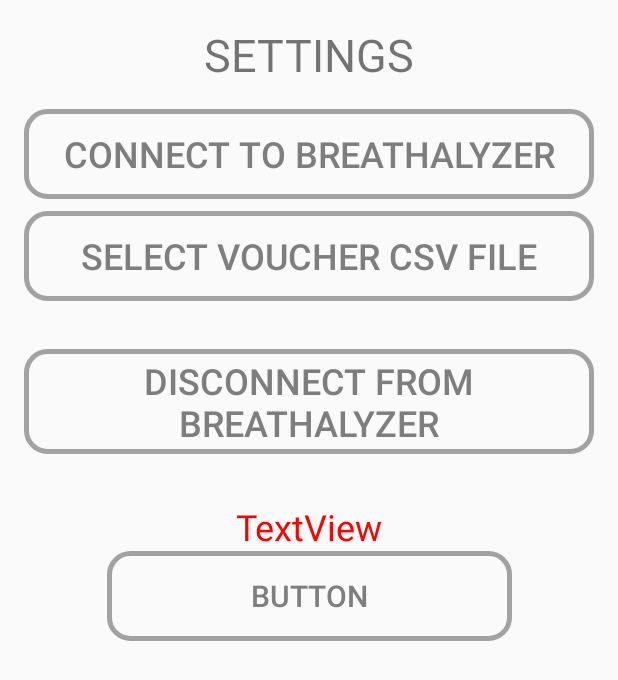
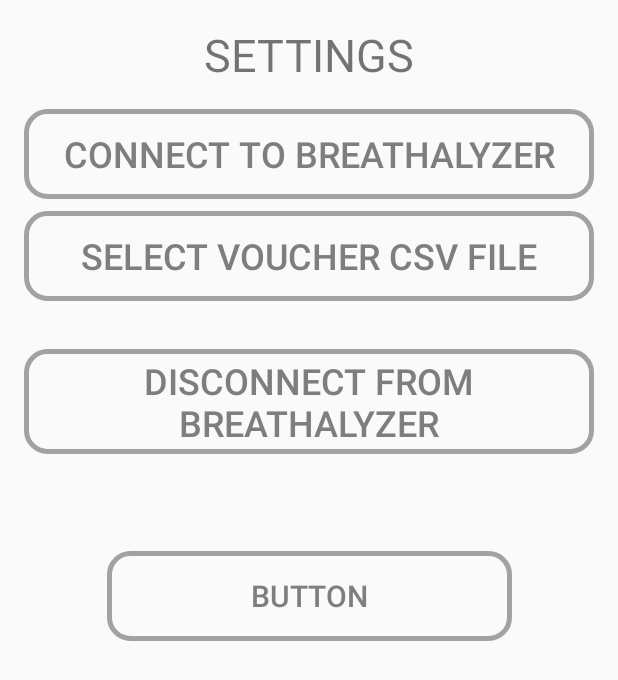
Before and after one commit to Pancax/BAC-Home, an Android app: the screen it shows after launch (MainActivity), after a tap on an icon or button, on a phone screen of 412 x 824 dp. Shown: the top 680 px of the screen. Run offline under Robolectric (Android 15) with nearby library versions, the phone set to English and light mode, and no system bars.

Commit message:
Final edits to make it look better

```diff
--- a/app/src/main/res/layout-land/activity_settings.xml
+++ b/app/src/main/res/layout-land/activity_settings.xml
@@ -71,7 +71,6 @@
         android:layout_marginStart="16dp"
         android:layout_marginTop="16dp"
         android:layout_marginEnd="16dp"
-        android:text="TextView"
         android:textColor="#FF0000"
         android:textSize="24sp"
         app:layout_constraintEnd_toEndOf="parent"
--- a/app/src/main/res/layout-land/activity_test.xml
+++ b/app/src/main/res/layout-land/activity_test.xml
@@ -29,7 +29,6 @@
             android:id="@+id/countdown_text_timer"
             android:layout_width="wrap_content"
             android:layout_height="wrap_content"
-            android:text="@string/countdown_text_timer"
             android:textSize="64sp"
             app:layout_constraintEnd_toEndOf="parent"
             app:layout_constraintStart_toStartOf="parent"
--- a/app/src/main/res/layout/activity_settings.xml
+++ b/app/src/main/res/layout/activity_settings.xml
@@ -68,7 +68,6 @@
         android:layout_width="wrap_content"
         android:layout_height="wrap_content"
         android:layout_marginTop="32dp"
-        android:text="TextView"
         android:textColor="#FF0000"
         android:textSize="24sp"
         app:layout_constraintEnd_toEndOf="parent"
--- a/app/src/main/res/layout/activity_test.xml
+++ b/app/src/main/res/layout/activity_test.xml
@@ -30,7 +30,6 @@
             android:id="@+id/countdown_text_timer"
             android:layout_width="wrap_content"
             android:layout_height="wrap_content"
-            android:text="@string/countdown_text_timer"
             android:textSize="64sp"
             app:layout_constraintEnd_toEndOf="parent"
             app:layout_constraintStart_toStartOf="parent"
```
